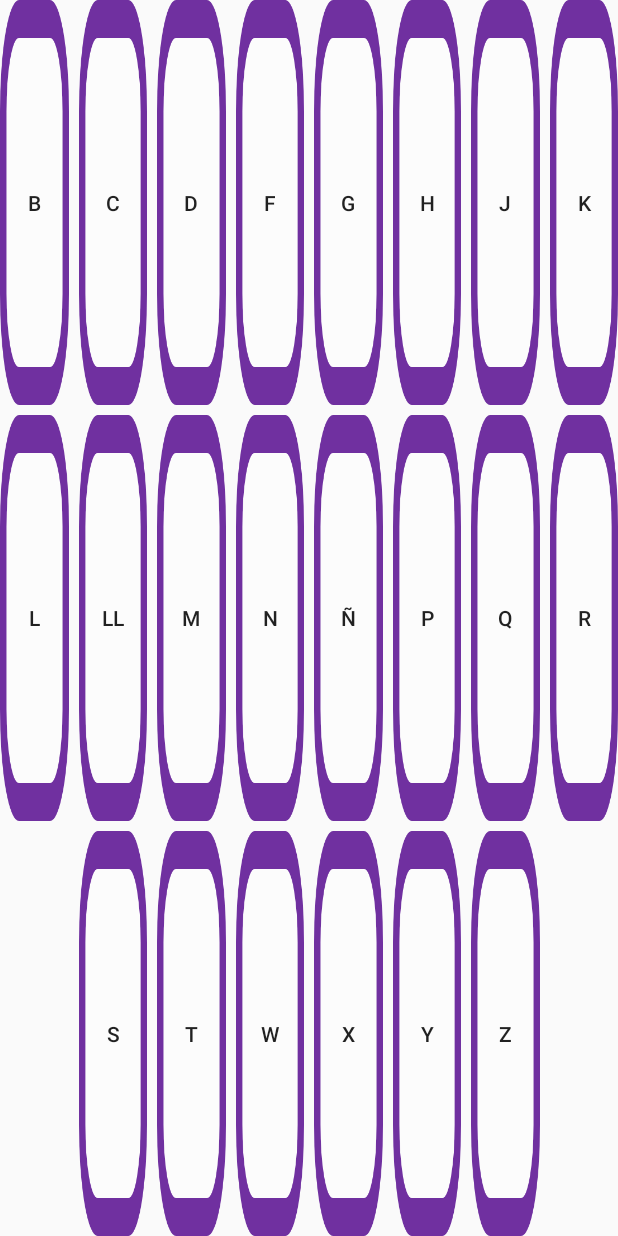
After one commit to crispincho/ProyectoTesis, an Android app: the layout key_board.xml on its own in the app's theme, with its tools: preview values and no code run, on a phone screen of 412 x 824 dp. The commit adds this screen. Run offline under Robolectric (Android 15) with nearby library versions, the phone set to English and light mode, and no system bars.

Commit message:
Creando inicio para la prueba rfn008

```diff
--- a/app/src/main/AndroidManifest.xml
+++ b/app/src/main/AndroidManifest.xml
@@ -5,12 +5,16 @@
     <uses-permission android:name="android.permission.INTERNET" />
 
     <application
-        android:allowBackup="true"
+        android:allowBackup="false"
         android:icon="@mipmap/ic_launcher"
         android:label="@string/app_name"
         android:roundIcon="@mipmap/ic_launcher_round"
         android:supportsRtl="true"
         android:theme="@style/AppTheme">
+        <activity
+            android:name=".features.rfn008.ui.Rfn008Activity"
+            android:screenOrientation="sensorLandscape"
+            android:theme="@style/Theme.AppCompat.NoActionBar"/>
         <activity
             android:name=".features.rfn006.ui.Rfn006Activity"
             android:screenOrientation="sensorLandscape"
--- a/app/src/main/java/com/umb/myapplication/features/rfn006/ui/Rfn006Activity.kt
+++ b/app/src/main/java/com/umb/myapplication/features/rfn006/ui/Rfn006Activity.kt
@@ -3,13 +3,11 @@ package com.umb.myapplication.features.rfn006.ui
 import android.animation.Animator
 import android.animation.AnimatorSet
 import android.animation.ObjectAnimator
-import android.content.Intent
 import android.os.Build
 import androidx.appcompat.app.AppCompatActivity
 import android.os.Bundle
 import android.os.SystemClock
 import android.view.View
-import android.widget.Toast
 import androidx.databinding.DataBindingUtil
 import androidx.lifecycle.Observer
 import androidx.lifecycle.ViewModelProvider
--- a/app/src/main/java/com/umb/myapplication/features/rfn006/ui/viewmodel/Rfn006ViewModel.kt
+++ b/app/src/main/java/com/umb/myapplication/features/rfn006/ui/viewmodel/Rfn006ViewModel.kt
@@ -123,7 +123,7 @@ class Rfn006ViewModel(application: Application, val context: Context) :
                 score.value!!,
                 listWordResult
             )
-            navigator?.goToNextTest()
+            navigator?.toNextActvity()
         }
     }
 
--- /dev/null
+++ b/app/src/main/java/com/umb/myapplication/features/rfn008/data/Rfn008Repository.kt
@@ -0,0 +1,6 @@
+package com.umb.myapplication.features.rfn008.data
+
+import com.umb.myapplication.features.rfn008.ui.Rfn008Navigator
+
+object Rfn008Repository {
+}
--- /dev/null
+++ b/app/src/main/res/drawable/ic_key_background.xml
@@ -0,0 +1,16 @@
+<vector xmlns:android="http://schemas.android.com/apk/res/android"
+    android:width="160dp"
+    android:height="160dp"
+    android:viewportWidth="160"
+    android:viewportHeight="160">
+  <path
+      android:pathData="M44,0L116,0A44,44 0,0 1,160 44L160,116A44,44 0,0 1,116 160L44,160A44,44 0,0 1,0 116L0,44A44,44 0,0 1,44 0z"
+      android:strokeWidth="15"
+      android:fillColor="@color/keyColor"
+      android:strokeColor="#00000000"/>
+  <path
+      android:pathData="M44,7.5L116,7.5A36.5,36.5 0,0 1,152.5 44L152.5,116A36.5,36.5 0,0 1,116 152.5L44,152.5A36.5,36.5 0,0 1,7.5 116L7.5,44A36.5,36.5 0,0 1,44 7.5z"
+      android:strokeWidth="15"
+      android:fillColor="#00000000"
+      android:strokeColor="#7030a0"/>
+</vector>
--- /dev/null
+++ b/app/src/main/res/layout/key_board.xml
@@ -0,0 +1,354 @@
+<?xml version="1.0" encoding="utf-8"?>
+<androidx.constraintlayout.widget.ConstraintLayout xmlns:android="http://schemas.android.com/apk/res/android"
+    xmlns:app="http://schemas.android.com/apk/res-auto"
+    android:layout_width="match_parent"
+    android:layout_height="match_parent"
+    android:orientation="vertical">
+
+    <Button
+        android:id="@+id/button32"
+        android:layout_width="0dp"
+        android:layout_height="0dp"
+        android:layout_marginStart="@dimen/key_margin"
+        android:layout_marginLeft="@dimen/key_margin"
+        android:layout_marginTop="@dimen/key_margin"
+        android:layout_marginEnd="@dimen/key_margin"
+        android:layout_marginRight="@dimen/key_margin"
+        android:background="@drawable/ic_key_background"
+        android:text="@string/w"
+        app:layout_constraintBottom_toBottomOf="parent"
+        app:layout_constraintEnd_toStartOf="@+id/button28"
+        app:layout_constraintStart_toEndOf="@+id/button31"
+        app:layout_constraintTop_toBottomOf="@+id/button19" />
+
+    <Button
+        android:id="@+id/button28"
+        android:layout_width="0dp"
+        android:layout_height="0dp"
+        android:layout_marginStart="@dimen/key_margin"
+        android:layout_marginLeft="@dimen/key_margin"
+        android:layout_marginTop="@dimen/key_margin"
+        android:layout_marginEnd="@dimen/key_margin"
+        android:layout_marginRight="@dimen/key_margin"
+        android:background="@drawable/ic_key_background"
+        android:text="@string/x"
+        app:layout_constraintBottom_toBottomOf="parent"
+        app:layout_constraintEnd_toStartOf="@+id/button35"
+        app:layout_constraintStart_toEndOf="@+id/button32"
+        app:layout_constraintTop_toBottomOf="@+id/button15" />
+
+    <Button
+        android:id="@+id/button30"
+        android:layout_width="0dp"
+        android:layout_height="0dp"
+        android:layout_marginTop="@dimen/key_margin"
+        android:layout_marginEnd="@dimen/key_margin"
+        android:layout_marginRight="@dimen/key_margin"
+        android:background="@drawable/ic_key_background"
+        android:text="@string/s"
+        app:layout_constraintBottom_toBottomOf="parent"
+        app:layout_constraintEnd_toStartOf="@+id/button31"
+        app:layout_constraintStart_toStartOf="@+id/button13"
+        app:layout_constraintTop_toBottomOf="@+id/button13" />
+
+    <Button
+        android:id="@+id/button31"
+        android:layout_width="0dp"
+        android:layout_height="0dp"
+        android:layout_marginStart="@dimen/key_margin"
+        android:layout_marginLeft="@dimen/key_margin"
+        android:layout_marginTop="@dimen/key_margin"
+        android:layout_marginEnd="@dimen/key_margin"
+        android:layout_marginRight="@dimen/key_margin"
+        android:background="@drawable/ic_key_background"
+        android:text="@string/t"
+        app:layout_constraintBottom_toBottomOf="parent"
+        app:layout_constraintEnd_toStartOf="@+id/button32"
+        app:layout_constraintStart_toEndOf="@+id/button30"
+        app:layout_constraintTop_toBottomOf="@+id/button14" />
+
+    <Button
+        android:id="@+id/button35"
+        android:layout_width="0dp"
+        android:layout_height="0dp"
+        android:layout_marginStart="@dimen/key_margin"
+        android:layout_marginLeft="@dimen/key_margin"
+        android:layout_marginTop="@dimen/key_margin"
+        android:layout_marginEnd="@dimen/key_margin"
+        android:layout_marginRight="@dimen/key_margin"
+        android:background="@drawable/ic_key_background"
+        android:text="@string/y"
+        app:layout_constraintBottom_toBottomOf="parent"
+        app:layout_constraintEnd_toStartOf="@+id/button33"
+        app:layout_constraintStart_toEndOf="@+id/button28"
+        app:layout_constraintTop_toBottomOf="@+id/button16" />
+
+    <Button
+        android:id="@+id/button33"
+        android:layout_width="0dp"
+        android:layout_height="0dp"
+        android:layout_marginStart="@dimen/key_margin"
+        android:layout_marginLeft="@dimen/key_margin"
+        android:layout_marginTop="@dimen/key_margin"
+        android:background="@drawable/ic_key_background"
+        android:text="@string/z"
+        app:layout_constraintBottom_toBottomOf="parent"
+        app:layout_constraintEnd_toEndOf="@+id/button17"
+        app:layout_constraintStart_toEndOf="@+id/button35"
+        app:layout_constraintTop_toBottomOf="@+id/button17" />
+
+    <Button
+        android:id="@+id/button15"
+        android:layout_width="0dp"
+        android:layout_height="0dp"
+        android:layout_marginStart="@dimen/key_margin"
+        android:layout_marginLeft="@dimen/key_margin"
+        android:layout_marginTop="@dimen/key_margin"
+        android:layout_marginEnd="@dimen/key_margin"
+        android:layout_marginRight="@dimen/key_margin"
+        android:layout_marginBottom="@dimen/key_margin"
+        android:background="@drawable/ic_key_background"
+        android:text="@string/ñ"
+        app:layout_constraintBottom_toTopOf="@+id/button28"
+        app:layout_constraintEnd_toStartOf="@+id/button16"
+        app:layout_constraintStart_toEndOf="@+id/button19"
+        app:layout_constraintTop_toBottomOf="@+id/button6" />
+
+    <Button
+        android:id="@+id/button12"
+        android:layout_width="0dp"
+        android:layout_height="0dp"
+        android:layout_marginTop="@dimen/key_margin"
+        android:layout_marginEnd="@dimen/key_margin"
+        android:layout_marginRight="@dimen/key_margin"
+        android:background="@drawable/ic_key_background"
+        android:text="@string/l"
+        app:layout_constraintBottom_toBottomOf="@+id/button13"
+        app:layout_constraintEnd_toStartOf="@+id/button13"
+        app:layout_constraintStart_toStartOf="parent"
+        app:layout_constraintTop_toBottomOf="@+id/button3" />
+
+    <Button
+        android:id="@+id/button13"
+        android:layout_width="0dp"
+        android:layout_height="0dp"
+        android:layout_marginStart="@dimen/key_margin"
+        android:layout_marginLeft="@dimen/key_margin"
+        android:layout_marginTop="@dimen/key_margin"
+        android:layout_marginEnd="@dimen/key_margin"
+        android:layout_marginRight="@dimen/key_margin"
+        android:layout_marginBottom="@dimen/key_margin"
+        android:background="@drawable/ic_key_background"
+        android:text="@string/ll"
+        app:layout_constraintBottom_toTopOf="@+id/button30"
+        app:layout_constraintEnd_toStartOf="@+id/button14"
+        app:layout_constraintStart_toEndOf="@+id/button12"
+        app:layout_constraintTop_toBottomOf="@+id/button5" />
+
+    <Button
+        android:id="@+id/button14"
+        android:layout_width="0dp"
+        android:layout_height="0dp"
+        android:layout_marginStart="@dimen/key_margin"
+        android:layout_marginLeft="@dimen/key_margin"
+        android:layout_marginTop="@dimen/key_margin"
+        android:layout_marginEnd="@dimen/key_margin"
+        android:layout_marginRight="@dimen/key_margin"
+        android:layout_marginBottom="@dimen/key_margin"
+        android:background="@drawable/ic_key_background"
+        android:text="@string/m"
+        app:layout_constraintBottom_toTopOf="@+id/button31"
+        app:layout_constraintEnd_toStartOf="@+id/button19"
+        app:layout_constraintStart_toEndOf="@+id/button13"
+        app:layout_constraintTop_toBottomOf="@+id/button4" />
+
+    <Button
+        android:id="@+id/button19"
+        android:layout_width="0dp"
+        android:layout_height="0dp"
+        android:layout_marginStart="@dimen/key_margin"
+        android:layout_marginLeft="@dimen/key_margin"
+        android:layout_marginTop="@dimen/key_margin"
+        android:layout_marginEnd="@dimen/key_margin"
+        android:layout_marginRight="@dimen/key_margin"
+        android:layout_marginBottom="@dimen/key_margin"
+        android:background="@drawable/ic_key_background"
+        android:text="@string/n"
+        app:layout_constraintBottom_toTopOf="@+id/button32"
+        app:layout_constraintEnd_toStartOf="@+id/button15"
+        app:layout_constraintStart_toEndOf="@+id/button14"
+        app:layout_constraintTop_toBottomOf="@+id/button7" />
+
+    <Button
+        android:id="@+id/button17"
+        android:layout_width="0dp"
+        android:layout_height="0dp"
+        android:layout_marginStart="@dimen/key_margin"
+        android:layout_marginLeft="@dimen/key_margin"
+        android:layout_marginTop="@dimen/key_margin"
+        android:layout_marginEnd="@dimen/key_margin"
+        android:layout_marginRight="@dimen/key_margin"
+        android:layout_marginBottom="@dimen/key_margin"
+        android:background="@drawable/ic_key_background"
+        android:text="@string/q"
+        app:layout_constraintBottom_toTopOf="@+id/button33"
+        app:layout_constraintEnd_toStartOf="@+id/button18"
+        app:layout_constraintStart_toEndOf="@+id/button16"
+        app:layout_constraintTop_toBottomOf="@+id/button10" />
+
+    <Button
+        android:id="@+id/button18"
+        android:layout_width="0dp"
+        android:layout_height="0dp"
+        android:layout_marginStart="@dimen/key_margin"
+        android:layout_marginLeft="@dimen/key_margin"
+        android:layout_marginTop="@dimen/key_margin"
+        android:background="@drawable/ic_key_background"
+        android:text="@string/r"
+        app:layout_constraintBottom_toBottomOf="@+id/button17"
+        app:layout_constraintEnd_toEndOf="parent"
+        app:layout_constraintStart_toEndOf="@+id/button17"
+        app:layout_constraintTop_toBottomOf="@+id/button11" />
+
+    <Button
+        android:id="@+id/button16"
+        android:layout_width="0dp"
+        android:layout_height="0dp"
+        android:layout_marginStart="@dimen/key_margin"
+        android:layout_marginLeft="@dimen/key_margin"
+        android:layout_marginTop="@dimen/key_margin"
+        android:layout_marginEnd="@dimen/key_margin"
+        android:layout_marginRight="@dimen/key_margin"
+        android:layout_marginBottom="@dimen/key_margin"
+        android:background="@drawable/ic_key_background"
+        android:text="@string/p"
+        app:layout_constraintBottom_toTopOf="@+id/button35"
+        app:layout_constraintEnd_toStartOf="@+id/button17"
+        app:layout_constraintStart_toEndOf="@+id/button15"
+        app:layout_constraintTop_toBottomOf="@+id/button9" />
+
+    <Button
+        android:id="@+id/button3"
+        android:layout_width="0dp"
+        android:layout_height="0dp"
+        android:layout_marginEnd="@dimen/key_margin"
+        android:layout_marginRight="@dimen/key_margin"
+        android:layout_marginBottom="@dimen/key_margin"
+        android:background="@drawable/ic_key_background"
+        android:text="@string/b"
+        app:layout_constraintBottom_toTopOf="@+id/button12"
+        app:layout_constraintEnd_toStartOf="@+id/button5"
+        app:layout_constraintStart_toStartOf="parent"
+        app:layout_constraintTop_toTopOf="parent" />
+
+    <Button
+        android:id="@+id/button5"
+        android:layout_width="0dp"
+        android:layout_height="0dp"
+        android:layout_marginStart="@dimen/key_margin"
+        android:layout_marginLeft="@dimen/key_margin"
+        android:layout_marginEnd="@dimen/key_margin"
+        android:layout_marginRight="@dimen/key_margin"
+        android:layout_marginBottom="@dimen/key_margin"
+        android:background="@drawable/ic_key_background"
+        android:text="@string/c"
+        app:layout_constraintBottom_toTopOf="@+id/button13"
+        app:layout_constraintEnd_toStartOf="@+id/button4"
+        app:layout_constraintStart_toEndOf="@+id/button3"
+        app:layout_constraintTop_toTopOf="parent" />
+
+    <Button
+        android:id="@+id/button4"
+        android:layout_width="0dp"
+        android:layout_height="0dp"
+        android:layout_marginStart="@dimen/key_margin"
+        android:layout_marginLeft="@dimen/key_margin"
+        android:layout_marginEnd="@dimen/key_margin"
+        android:layout_marginRight="@dimen/key_margin"
+        android:layout_marginBottom="@dimen/key_margin"
+        android:background="@drawable/ic_key_background"
+        android:text="@string/d"
+        app:layout_constraintBottom_toTopOf="@+id/button14"
+        app:layout_constraintEnd_toStartOf="@+id/button7"
+        app:layout_constraintStart_toEndOf="@+id/button5"
+        app:layout_constraintTop_toTopOf="parent" />
+
+    <Button
+        android:id="@+id/button6"
+        android:layout_width="0dp"
+        android:layout_height="0dp"
+        android:layout_marginStart="@dimen/key_margin"
+        android:layout_marginLeft="@dimen/key_margin"
+        android:layout_marginEnd="@dimen/key_margin"
+        android:layout_marginRight="@dimen/key_margin"
+        android:layout_marginBottom="@dimen/key_margin"
+        android:background="@drawable/ic_key_background"
+        android:text="@string/g"
+        app:layout_constraintBottom_toTopOf="@+id/button15"
+        app:layout_constraintEnd_toStartOf="@+id/button9"
+        app:layout_constraintStart_toEndOf="@+id/button7"
+        app:layout_constraintTop_toTopOf="parent" />
+
+    <Button
+        android:id="@+id/button9"
+        android:layout_width="0dp"
+        android:layout_height="0dp"
+        android:layout_marginStart="@dimen/key_margin"
+        android:layout_marginLeft="@dimen/key_margin"
+        android:layout_marginEnd="@dimen/key_margin"
+        android:layout_marginRight="@dimen/key_margin"
+        android:layout_marginBottom="@dimen/key_margin"
+        android:background="@drawable/ic_key_background"
+        android:text="@string/h"
+        app:layout_constraintBottom_toTopOf="@+id/button16"
+        app:layout_constraintEnd_toStartOf="@+id/button10"
+        app:layout_constraintStart_toEndOf="@+id/button6"
+        app:layout_constraintTop_toTopOf="parent" />
+
+    <Button
+        android:id="@+id/button10"
+        android:layout_width="0dp"
+        android:layout_height="0dp"
+        android:layout_marginStart="@dimen/key_margin"
+        android:layout_marginLeft="@dimen/key_margin"
+        android:layout_marginEnd="@dimen/key_margin"
+        android:layout_marginRight="@dimen/key_margin"
+        android:layout_marginBottom="@dimen/key_margin"
+        android:background="@drawable/ic_key_background"
+        android:text="@string/j"
+        app:layout_constraintBottom_toTopOf="@+id/button17"
+        app:layout_constraintEnd_toStartOf="@+id/button11"
+        app:layout_constraintStart_toEndOf="@+id/button9"
+        app:layout_constraintTop_toTopOf="parent" />
+
+    <Button
+        android:id="@+id/button11"
+        android:layout_width="0dp"
+        android:layout_height="0dp"
+        android:layout_marginStart="@dimen/key_margin"
+        android:layout_marginLeft="@dimen/key_margin"
+        android:layout_marginBottom="@dimen/key_margin"
+        android:background="@drawable/ic_key_background"
+        android:text="@string/k"
+        app:layout_constraintBottom_toTopOf="@+id/button18"
+        app:layout_constraintEnd_toEndOf="parent"
+        app:layout_constraintStart_toEndOf="@+id/button10"
+        app:layout_constraintTop_toTopOf="parent" />
+
+    <Button
+        android:id="@+id/button7"
+        android:layout_width="0dp"
+        android:layout_height="0dp"
+        android:layout_marginStart="@dimen/key_margin"
+        android:layout_marginLeft="@dimen/key_margin"
+        android:layout_marginEnd="@dimen/key_margin"
+        android:layout_marginRight="@dimen/key_margin"
+        android:layout_marginBottom="@dimen/key_margin"
+        android:background="@drawable/ic_key_background"
+        android:text="@string/f"
+        app:layout_constraintBottom_toTopOf="@+id/button19"
+        app:layout_constraintEnd_toStartOf="@+id/button6"
+        app:layout_constraintStart_toEndOf="@+id/button4"
+        app:layout_constraintTop_toTopOf="parent" />
+
+</androidx.constraintlayout.widget.ConstraintLayout>
--- a/app/src/main/res/values/colors.xml
+++ b/app/src/main/res/values/colors.xml
@@ -3,7 +3,8 @@
     <color name="colorPrimary">#7030A0</color>
     <color name="colorPrimaryDark">#000000</color>
     <color name="colorAccent">#50ECAB</color>
-    <color name="colorButtons">#90707070</color>
+    <color name="colorButtons">#CC707070</color>
+    <color name="keyColor">#65FFFFFF</color>
     <color name="white">#FFFFFF</color>
     <color name="colorButtonSelected">#9050ECAB</color>
     <color name="existsText">@color/colorAccent</color>
--- a/app/src/main/res/values/dimens.xml
+++ b/app/src/main/res/values/dimens.xml
@@ -2,4 +2,6 @@
 <resources>
     <dimen name="rfn006_text">35sp</dimen>
     <dimen name="button_arrow">70dp</dimen>
+    <dimen name="key_margin">3dp</dimen>
+    <dimen name="key_size">65dp</dimen>
 </resources>
--- a/app/src/main/res/values/strings.xml
+++ b/app/src/main/res/values/strings.xml
@@ -20,4 +20,27 @@
     <string name="not_exist">No existe</string>
     <string name="arrowLeftButton">left button</string>
     <string name="arrowRigthButton">Rigth button</string>
+    <string name="b">B</string>
+    <string name="c">C</string>
+    <string name="d">D</string>
+    <string name="f">F</string>
+    <string name="g">G</string>
+    <string name="h">H</string>
+    <string name="j">J</string>
+    <string name="k">K</string>
+    <string name="l">L</string>
+    <string name="ll">LL</string>
+    <string name="m">M</string>
+    <string name="n">N</string>
+    <string name="ñ">Ñ</string>
+    <string name="p">P</string>
+    <string name="q">Q</string>
+    <string name="r">R</string>
+    <string name="rr">RR</string>
+    <string name="s">S</string>
+    <string name="t">T</string>
+    <string name="w">W</string>
+    <string name="x">X</string>
+    <string name="y">Y</string>
+    <string name="z">Z</string>
 </resources>
```
Also changed, not shown: app/src/main/java/com/umb/myapplication/features/rfn008/ui/Rfn008Activity.kt (added, +53 -0 lines), app/src/main/java/com/umb/myapplication/features/rfn008/ui/Rfn008Navigator.kt (added, +9 -0 lines), app/src/main/java/com/umb/myapplication/features/rfn008/ui/viewmodel/Rfn008ViewModel.kt (added, +16 -0 lines), app/src/main/java/com/umb/myapplication/features/rfn008/ui/viewmodel/Rfn008ViewModelFactory.kt (added, +18 -0 lines), app/src/main/res/layout/activity_rfn008.xml (added, +139 -0 lines).
